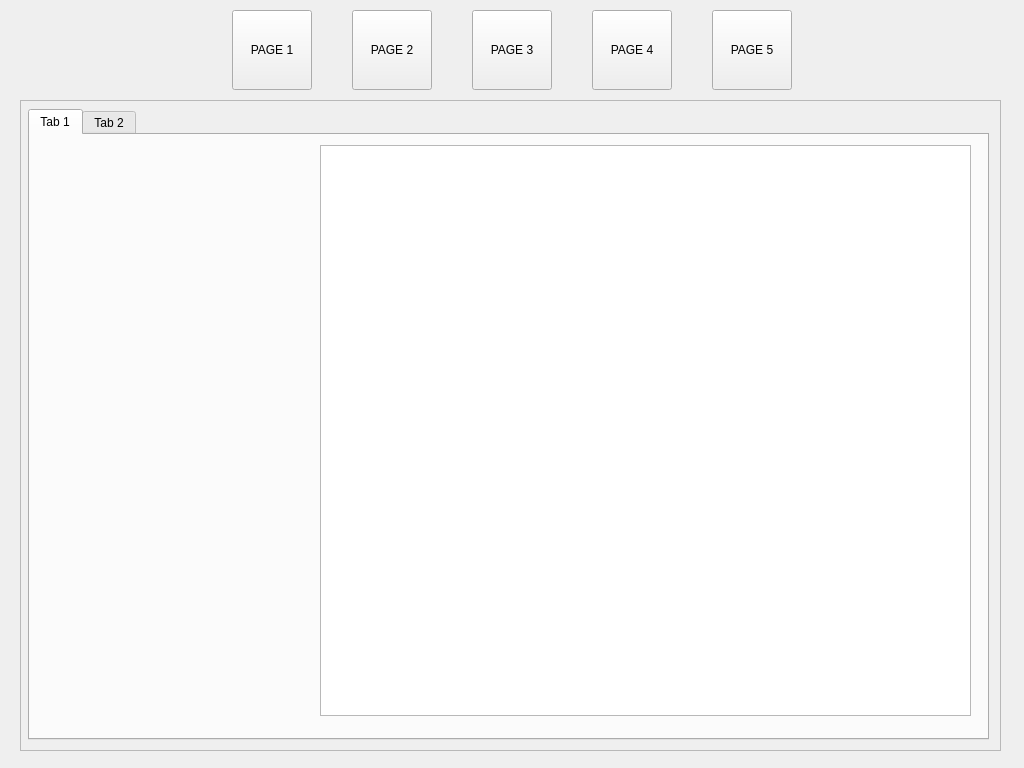
Old version of the form forms/MainWindow.ui in the repository tigerjpg/cybersecurity.
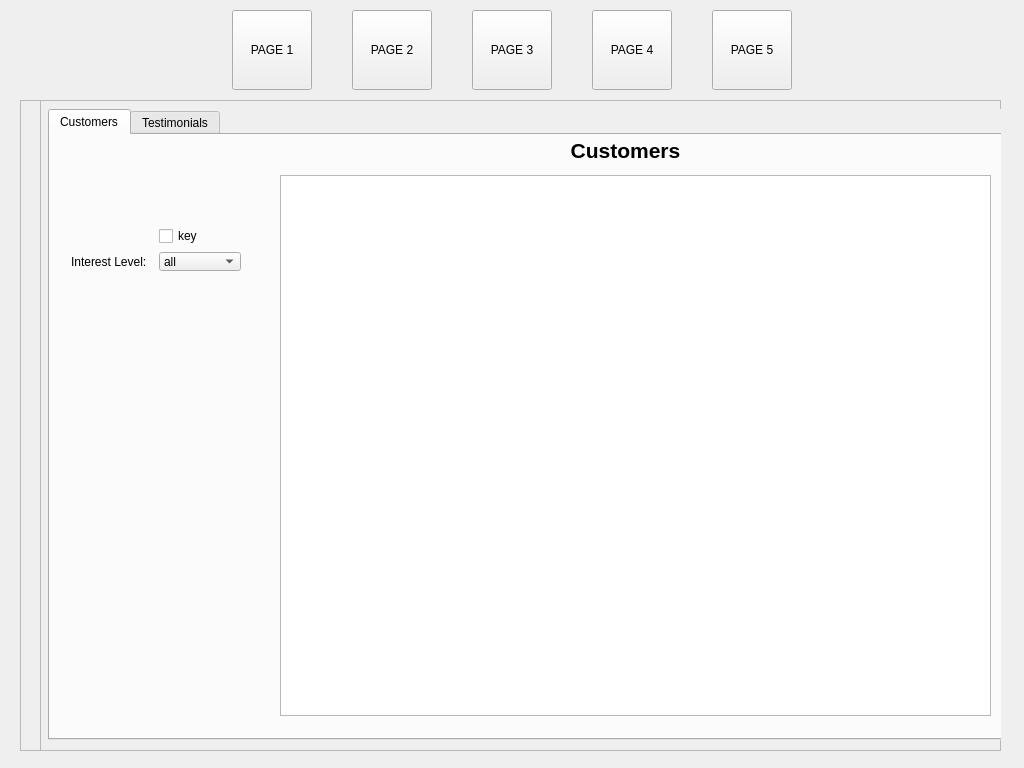
New version of the form. Icons and pictures are not drawn. Custom widgets are drawn as their Qt base class.

The edit to the form file:
```diff
--- a/forms/MainWindow.ui
+++ b/forms/MainWindow.ui
@@ -235,39 +235,207 @@
         <property name="frameShadow">
          <enum>QFrame::Raised</enum>
         </property>
-        <widget class="QTabWidget" name="admin_functions_tabs">
-         <property name="geometry">
-          <rect>
-           <x>8</x>
-           <y>9</y>
-           <width>961</width>
-           <height>631</height>
-          </rect>
-         </property>
-         <property name="currentIndex">
-          <number>0</number>
-         </property>
-         <widget class="QWidget" name="tab">
-          <attribute name="title">
-           <string>Tab 1</string>
-          </attribute>
-          <widget class="QTableView" name="customer_view">
-           <property name="geometry">
-            <rect>
-             <x>290</x>
-             <y>10</y>
-             <width>651</width>
-             <height>571</height>
-            </rect>
-           </property>
-          </widget>
-         </widget>
-         <widget class="QWidget" name="tab_2">
-          <attribute name="title">
-           <string>Tab 2</string>
-          </attribute>
-         </widget>
-        </widget>
+        <widget class="QWidget" name="page_admin_functions">
+             <widget class="QFrame" name="frame_2">
+              <property name="geometry">
+               <rect>
+                <x>20</x>
+                <y>0</y>
+                <width>981</width>
+                <height>651</height>
+               </rect>
+              </property>
+              <property name="frameShape">
+               <enum>QFrame::StyledPanel</enum>
+              </property>
+              <property name="frameShadow">
+               <enum>QFrame::Raised</enum>
+              </property>
+              <widget class="QTabWidget" name="admin_functions_tabs">
+               <property name="geometry">
+                <rect>
+                 <x>8</x>
+                 <y>9</y>
+                 <width>961</width>
+                 <height>631</height>
+                </rect>
+               </property>
+               <property name="autoFillBackground">
+                <bool>true</bool>
+               </property>
+               <property name="styleSheet">
+                <string notr="true">color rgb(196, 196, 196)</string>
+               </property>
+               <property name="tabPosition">
+                <enum>QTabWidget::North</enum>
+               </property>
+               <property name="tabShape">
+                <enum>QTabWidget::Rounded</enum>
+               </property>
+               <property name="currentIndex">
+                <number>0</number>
+               </property>
+               <property name="tabsClosable">
+                <bool>false</bool>
+               </property>
+               <property name="movable">
+                <bool>false</bool>
+               </property>
+               <property name="tabBarAutoHide">
+                <bool>false</bool>
+               </property>
+               <widget class="QWidget" name="tab">
+                <attribute name="title">
+                 <string>Customers</string>
+                </attribute>
+                <widget class="QTableView" name="customer_view">
+                 <property name="geometry">
+                  <rect>
+                   <x>230</x>
+                   <y>40</y>
+                   <width>711</width>
+                   <height>541</height>
+                  </rect>
+                 </property>
+                 <property name="sizePolicy">
+                  <sizepolicy hsizetype="Expanding" vsizetype="Expanding">
+                   <horstretch>0</horstretch>
+                   <verstretch>0</verstretch>
+                  </sizepolicy>
+                 </property>
+                 <property name="autoFillBackground">
+                  <bool>true</bool>
+                 </property>
+                 <property name="styleSheet">
+                  <string notr="true">color rgb(196, 196, 196)</string>
+                 </property>
+                 <property name="horizontalScrollBarPolicy">
+                  <enum>Qt::ScrollBarAsNeeded</enum>
+                 </property>
+                 <property name="sizeAdjustPolicy">
+                  <enum>QAbstractScrollArea::AdjustToContents</enum>
+                 </property>
+                 <property name="editTriggers">
+                  <set>QAbstractItemView::NoEditTriggers</set>
+                 </property>
+                 <property name="dragDropOverwriteMode">
+                  <bool>false</bool>
+                 </property>
+                 <property name="alternatingRowColors">
+                  <bool>true</bool>
+                 </property>
+                 <property name="selectionMode">
+                  <enum>QAbstractItemView::NoSelection</enum>
+                 </property>
+                 <property name="textElideMode">
+                  <enum>Qt::ElideNone</enum>
+                 </property>
+                 <property name="showGrid">
+                  <bool>true</bool>
+                 </property>
+                 <property name="sortingEnabled">
+                  <bool>true</bool>
+                 </property>
+                 <property name="wordWrap">
+                  <bool>true</bool>
+                 </property>
+                 <property name="cornerButtonEnabled">
+                  <bool>false</bool>
+                 </property>
+                 <attribute name="horizontalHeaderVisible">
+                  <bool>true</bool>
+                 </attribute>
+                 <attribute name="horizontalHeaderCascadingSectionResizes">
+                  <bool>false</bool>
+                 </attribute>
+                 <attribute name="horizontalHeaderStretchLastSection">
+                  <bool>true</bool>
+                 </attribute>
+                 <attribute name="verticalHeaderVisible">
+                  <bool>false</bool>
+                 </attribute>
+                </widget>
+                <widget class="QWidget" name="gridLayoutWidget">
+                 <property name="geometry">
+                  <rect>
+                   <x>10</x>
+                   <y>80</y>
+                   <width>192</width>
+                   <height>67</height>
+                  </rect>
+                 </property>
+                 <layout class="QGridLayout" name="gridLayout">
+                  <item row="0" column="1">
+                   <widget class="QCheckBox" name="checkBox">
+                    <property name="autoFillBackground">
+                     <bool>false</bool>
+                    </property>
+                    <property name="styleSheet">
+                     <string notr="true"/>
+                    </property>
+                    <property name="text">
+                     <string>key</string>
+                    </property>
+                   </widget>
+                  </item>
+                  <item row="1" column="1">
+                   <widget class="QComboBox" name="interest_level_box">
+                    <item>
+                     <property name="text">
+                      <string>all</string>
+                     </property>
+                    </item>
+                    <item>
+                     <property name="text">
+                      <string>low</string>
+                     </property>
+                    </item>
+                    <item>
+                     <property name="text">
+                      <string>medium</string>
+                     </property>
+                    </item>
+                    <item>
+                     <property name="text">
+                      <string>high</string>
+                     </property>
+                    </item>
+                   </widget>
+                  </item>
+                  <item row="1" column="0">
+                   <widget class="QLabel" name="label_2">
+                    <property name="text">
+                     <string>Interest Level:</string>
+                    </property>
+                   </widget>
+                  </item>
+                 </layout>
+                </widget>
+                <widget class="QLabel" name="label">
+                 <property name="geometry">
+                  <rect>
+                   <x>480</x>
+                   <y>0</y>
+                   <width>191</width>
+                   <height>31</height>
+                  </rect>
+                 </property>
+                 <property name="text">
+                  <string>&lt;html&gt;&lt;head/&gt;&lt;body&gt;&lt;p&gt;&lt;span style=&quot; font-size:16pt; font-weight:600;&quot;&gt;Customers&lt;/span&gt;&lt;/p&gt;&lt;/body&gt;&lt;/html&gt;</string>
+                 </property>
+                 <property name="alignment">
+                  <set>Qt::AlignCenter</set>
+                 </property>
+                </widget>
+               </widget>
+               <widget class="QWidget" name="tab_2">
+                <attribute name="title">
+                 <string>Testimonials</string>
+                </attribute>
+               </widget>
+               </widget>
+               </widget>
+               </widget>
        </widget>
       </widget>
       <widget class="QWidget" name="lasertiger">
```
Left out of the diff: 76 changed lines with no effect on the pictures.
